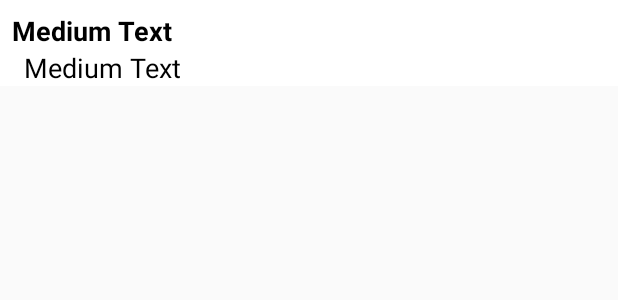
After one commit to UncleAndy/sign_doc, an Android app: the layout doc_data_line.xml on its own in the app's theme, with its tools: preview values and no code run, on a phone screen of 412 x 824 dp. The commit adds this screen. Shown: the top 300 px of the screen. Run offline under Robolectric (Android 15) with nearby library versions, the phone set to English and light mode, and no system bars.

Commit message:
Show document data for template LIST. Continue...

```diff
--- a/app/src/main/java/com/example/signdoc/DocSignRequest.java
+++ b/app/src/main/java/com/example/signdoc/DocSignRequest.java
@@ -8,5 +8,6 @@ public class DocSignRequest extends Doc {
     public String site;
     public String id;       // Внутренний (клиента) идентификатор документа
     public String data;     // Данные - это зашифрованный JSON массив строк
-    public String template;
+    public String template; // Формат: До первого перевода строки - код типа шаблона:
+                            // LIST - список строк с описанием каждого значения документа (по порядку, построчно)
 }
--- a/app/src/main/java/com/example/signdoc/Receiver.java
+++ b/app/src/main/java/com/example/signdoc/Receiver.java
@@ -91,6 +91,7 @@ public class Receiver extends LinkStatus implements GetPassInterface{
                                 // В doc.data сожержится base64(encrypt(json(['val1', 'val2', ...])))
 
                                 byte[] json_data = sign.decrypt(doc.data);
+                                Log.d("DATA", "Data decrypted bytes: " + json_data.length);
                                 if (json_data != null) {
                                     cnt++;
                                     String json_data_str = new String(json_data, "UTF-8");
--- a/app/src/main/java/com/example/signdoc/Sign.java
+++ b/app/src/main/java/com/example/signdoc/Sign.java
@@ -20,6 +20,7 @@ public class Sign {
     private static final String PREF_ENC_PRIVATE_KEY = MainActivity.PREF_ENC_PRIVATE_KEY;
     private static final String PREF_PUBLIC_KEY = MainActivity.PREF_PUBLIC_KEY;
     private static final String RSA_KEYS_TAG = "RSA";
+    private static final String RSA_DECRYPT_TAG = "RSA/None/PKCS1Padding";
     private static final String AES_KEYS_TAG = "AES";
     private static final String SIGN_ALG_TAG = "SHA1withRSA";
 
@@ -82,9 +83,10 @@ public class Sign {
 
         byte[] data = null;
         try {
-            Cipher c = Cipher.getInstance(RSA_KEYS_TAG);
+            Cipher c = Cipher.getInstance(RSA_DECRYPT_TAG);
             c.init(Cipher.DECRYPT_MODE, pvt_key);
             data = c.doFinal(enc_data);
+            Log.d("DATA", "Decrypted bytes: " + data.length);
         } catch (Exception e) {
             Log.e(RSA_KEYS_TAG, "RSA decryption error");
         }
--- /dev/null
+++ b/app/src/main/res/layout/doc_data_line.xml
@@ -0,0 +1,29 @@
+<?xml version="1.0" encoding="utf-8"?>
+<LinearLayout xmlns:android="http://schemas.android.com/apk/res/android"
+    android:orientation="vertical"
+    android:layout_width="match_parent"
+    android:layout_height="wrap_content"
+    android:background="@color/white">
+
+    <TextView
+        android:layout_width="match_parent"
+        android:layout_height="wrap_content"
+        android:textAppearance="?android:attr/textAppearanceMedium"
+        android:id="@+id/textDocDataTitle"
+        android:text="Medium Text"
+        android:textStyle="bold"
+        android:elegantTextHeight="false"
+        android:layout_marginTop="8dp"
+        android:layout_marginLeft="8dp"
+        android:textColor="@color/black" />
+
+    <TextView
+        android:layout_width="match_parent"
+        android:layout_height="wrap_content"
+        android:textAppearance="?android:attr/textAppearanceMedium"
+        android:text="Medium Text"
+        android:id="@+id/textDocDataText"
+        android:layout_gravity="top|left|center_horizontal"
+        android:layout_marginLeft="16dp"
+        android:textColor="@color/black" />
+</LinearLayout>
```
Also changed, not shown: app/src/main/java/com/example/signdoc/DoSign.java (+28 -4 lines), app/src/main/res/layout/do_sign.xml (+4 -4 lines).
